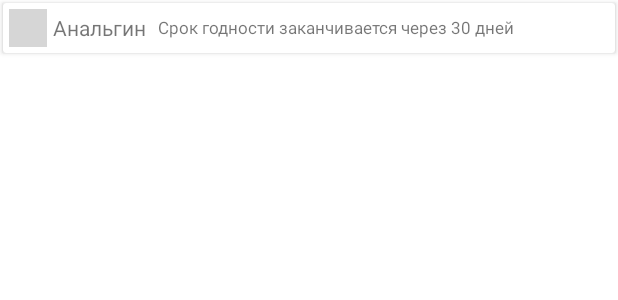
After one commit to Tisbus/Apte4ka, an Android app: the layout notify_item.xml on its own in the app's theme, with its tools: preview values and no code run, on a phone screen of 412 x 824 dp. The commit adds this screen. Shown: the top 300 px of the screen. Run offline under Robolectric (Android 15) with nearby library versions, the phone set to English and light mode, and no system bars; grey boxes are pictures that could not be loaded.

Commit message:
make notify list (adapter, layout, delete, go_detail, check)

```diff
--- a/app/src/main/java/com/tisbus/apte4ka/di/ApplicationComponent.kt
+++ b/app/src/main/java/com/tisbus/apte4ka/di/ApplicationComponent.kt
@@ -7,6 +7,7 @@ import com.tisbus.apte4ka.presentation.fragment.aidkit.AidKitDetailFragment
 import com.tisbus.apte4ka.presentation.fragment.aidkit.AidKitEditFragment
 import com.tisbus.apte4ka.presentation.fragment.filter.FilterFragment
 import com.tisbus.apte4ka.presentation.fragment.main.ListAidKitFragment
+import com.tisbus.apte4ka.presentation.fragment.pagemenu.notify.NotifyFragment
 import com.tisbus.apte4ka.presentation.fragment.pagemenu.packaging.PackagingFragment
 import com.tisbus.apte4ka.presentation.fragment.pagemenu.symptom.SymptomFragment
 import com.tisbus.apte4ka.presentation.fragment.preparation.PreparationAddFragment
@@ -32,6 +33,7 @@ interface ApplicationComponent {
     fun inject(frag : PreparationEditFragment)
     fun inject(frag : SymptomFragment)
     fun inject(frag : PackagingFragment)
+    fun inject(frag : NotifyFragment)
     fun inject(app : AidKitApp)
 
     @Component.Factory
--- a/app/src/main/java/com/tisbus/apte4ka/domain/entity/notify/Notify.kt
+++ b/app/src/main/java/com/tisbus/apte4ka/domain/entity/notify/Notify.kt
@@ -9,11 +9,12 @@ data class Notify(
     val description : String,
     val icon : String,
     var status : Boolean = ACTIVE_STATUS,
+    var idPrep : Int,
     @PrimaryKey(autoGenerate = true)
     val id : Int = UNDEFINED_ID
 ){
     companion object{
         const val UNDEFINED_ID = 0
-        const val ACTIVE_STATUS = false
+        const val ACTIVE_STATUS = true
     }
 }
--- /dev/null
+++ b/app/src/main/java/com/tisbus/apte4ka/presentation/adapter/notify/NotifyViewHolder.kt
@@ -0,0 +1,6 @@
+package com.tisbus.apte4ka.presentation.adapter.notify
+
+import androidx.recyclerview.widget.RecyclerView
+import com.tisbus.apte4ka.databinding.NotifyItemBinding
+
+class NotifyViewHolder(val bind : NotifyItemBinding) : RecyclerView.ViewHolder(bind.root)
--- a/app/src/main/java/com/tisbus/apte4ka/presentation/viewmodel/notify/NotifyViewModel.kt
+++ b/app/src/main/java/com/tisbus/apte4ka/presentation/viewmodel/notify/NotifyViewModel.kt
@@ -36,14 +36,16 @@ class NotifyViewModel @Inject constructor(
         name : String,
         description : String,
         icon : String,
-        status : Boolean
+        status : Boolean,
+        idPrep : Int
     ){
         viewModelScope.launch {
             addNotifyItemUseCase.addNotifyItem(Notify(
                 name,
                 description,
                 icon,
-                status
+                status,
+                idPrep
             ))
         }
     }
--- /dev/null
+++ b/app/src/main/res/layout/notify_item.xml
@@ -0,0 +1,63 @@
+<?xml version="1.0" encoding="utf-8"?>
+<layout xmlns:android="http://schemas.android.com/apk/res/android"
+    xmlns:app="http://schemas.android.com/apk/res-auto"
+    xmlns:tools="http://schemas.android.com/tools">
+
+    <data>
+
+        <variable
+            name="notify"
+            type="com.tisbus.apte4ka.domain.entity.notify.Notify" />
+    </data>
+
+    <androidx.cardview.widget.CardView
+        android:layout_width="match_parent"
+        android:layout_height="wrap_content"
+        android:layout_margin="2dp">
+
+        <androidx.constraintlayout.widget.ConstraintLayout
+            android:layout_width="match_parent"
+            android:layout_height="wrap_content"
+            android:layout_margin="4dp">
+
+            <ImageView
+                android:id="@+id/ivNotify"
+                android:layout_width="25dp"
+                android:layout_height="25dp"
+                android:contentDescription="@string/img_notify"
+                android:padding="4dp"
+                app:layout_constraintBottom_toBottomOf="parent"
+                app:layout_constraintStart_toStartOf="parent"
+                app:layout_constraintTop_toTopOf="parent"
+                app:setImagePreparation="@{notify.icon}"
+                app:srcCompat="@drawable/preparation" />
+
+            <TextView
+                android:id="@+id/tvNameNotify"
+                android:layout_width="wrap_content"
+                android:layout_height="0dp"
+                android:gravity="center"
+                android:paddingStart="4dp"
+                android:paddingEnd="4dp"
+                android:text="@{notify.name}"
+                app:layout_constraintBottom_toBottomOf="parent"
+                app:layout_constraintStart_toEndOf="@+id/ivNotify"
+                app:layout_constraintTop_toTopOf="parent"
+                tools:text="Анальгин" />
+
+            <TextView
+                android:id="@+id/tvDescriptionNotify"
+                android:layout_width="wrap_content"
+                android:layout_height="0dp"
+                android:gravity="center"
+                android:paddingStart="4dp"
+                android:paddingEnd="4dp"
+                android:text="@{notify.description}"
+                android:textSize="11sp"
+                app:layout_constraintBottom_toBottomOf="parent"
+                app:layout_constraintStart_toEndOf="@+id/tvNameNotify"
+                app:layout_constraintTop_toTopOf="parent"
+                tools:text="Срок годности заканчивается через 30 дней" />
+        </androidx.constraintlayout.widget.ConstraintLayout>
+    </androidx.cardview.widget.CardView>
+</layout>
--- a/app/src/main/res/navigation/main_navigation.xml
+++ b/app/src/main/res/navigation/main_navigation.xml
@@ -170,6 +170,11 @@
         <action
             android:id="@+id/action_notifyFragment_to_listAidKitFragment"
             app:destination="@id/listAidKitFragment" />
+        <action
+            android:id="@+id/action_notifyFragment_to_preparationDetailFragment"
+            app:destination="@id/preparationDetailFragment"
+            app:popUpTo="@id/notifyFragment"
+            app:popUpToInclusive="true" />
     </fragment>
     <fragment
         android:id="@+id/packagingFragment"
--- a/app/src/main/res/values/strings.xml
+++ b/app/src/main/res/values/strings.xml
@@ -48,4 +48,5 @@
     <string name="slogan">Всегда под рукой</string>
     <string name="fab_add_symptom">fab_add_symptom</string>
     <string name="fab_add_packaging">fab_add_packaging</string>
+    <string name="img_notify">img_notify</string>
 </resources>
```
Also changed, not shown: app/src/main/java/com/tisbus/apte4ka/presentation/adapter/notify/NotifyAdapter.kt (added, +37 -0 lines), app/src/main/java/com/tisbus/apte4ka/presentation/fragment/pagemenu/notify/NotifyFragment.kt (+115 -37 lines), app/src/main/res/layout/fragment_notify.xml (+39 -6 lines).
